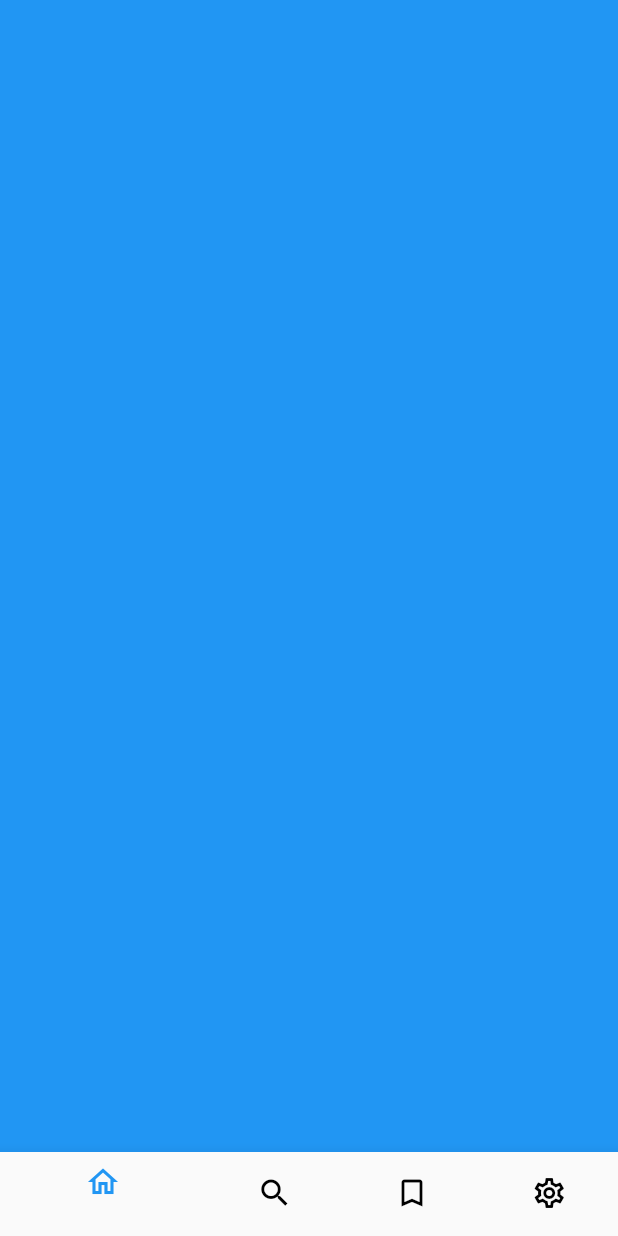
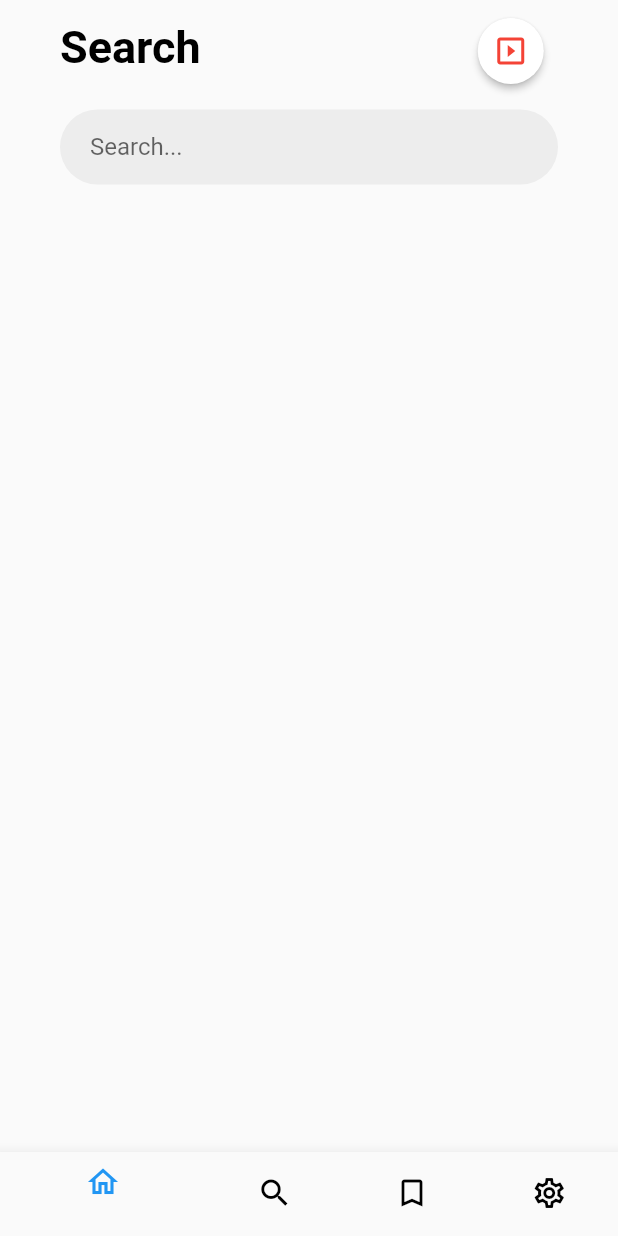
Before and after one commit to LeThienn/travel_app, a Flutter app: the screen it shows after launch, swiped to page 2, on a phone screen of 412 x 824 dp. Run offline on Flutter 3.47's test engine with Material 2 defaults, Android fonts, the phone set to English and light mode, and no system bars.

Commit message:
update widget search

```diff
--- a/lib/src/bottom_navigation.dart
+++ b/lib/src/bottom_navigation.dart
@@ -1,5 +1,6 @@
 import 'package:flutter/material.dart';
 import 'package:travel_app/src/page/profile.dart';
+import 'package:travel_app/src/page/search.dart';
 
 class HomeScreen extends StatefulWidget {
   const HomeScreen({Key? key}) : super(key: key);
@@ -23,34 +24,31 @@ class _HomeScreenState extends State<HomeScreen> {
   @override
   Widget build(BuildContext context) {
     return Scaffold(
-      // appBar: AppBar(
-      //   title: const Text('GFG'),
-      // ),
       body: PageView(
-
         controller: pageController,
         children: [
+          Container(),
           Container(
-            color: Colors.red,
+            child: Search(),
           ),
+          Container(),
           Container(
-            color: Colors.blue,
-          ),
-          Container(
-            color: Colors.amber,
-          ),
-          Container(
-            color: Colors.orange,
-            child: const PersonWidget(),
-          ),
+            child: Profile(),
+          )
         ],
       ),
       bottomNavigationBar: BottomNavigationBar(
           items: const <BottomNavigationBarItem>[
-            BottomNavigationBarItem(icon: Icon(Icons.home_outlined), label: '',),
-            BottomNavigationBarItem(icon: Icon(Icons.search_outlined), label: ''),
-            BottomNavigationBarItem(icon: Icon(Icons.bookmark_outline), label: ''),
-            BottomNavigationBarItem(icon: Icon(Icons.settings_outlined), label: '')
+            BottomNavigationBarItem(
+              icon: Icon(Icons.home_outlined),
+              label: '',
+            ),
+            BottomNavigationBarItem(
+                icon: Icon(Icons.search_outlined), label: ''),
+            BottomNavigationBarItem(
+                icon: Icon(Icons.bookmark_outline), label: ''),
+            BottomNavigationBarItem(
+                icon: Icon(Icons.settings_outlined), label: ''),
           ],
           currentIndex: _selectedIndex,
           selectedItemColor: Colors.blue,
--- a/lib/src/components/widget_profile/widget_image_profile.dart
+++ b/lib/src/components/widget_profile/widget_image_profile.dart
@@ -10,7 +10,7 @@ class ImageProfileWidget extends StatelessWidget {
       height: 120,
       decoration: const BoxDecoration(
           borderRadius: BorderRadius.all(Radius.circular(30.0)),
-          color: Colors.blue),
+          color: Colors.white),
     );
   }
 }
--- /dev/null
+++ b/lib/src/components/widget_search/widget_search.dart
@@ -0,0 +1,33 @@
+import 'package:flutter/material.dart';
+
+class SearchWidget extends StatefulWidget {
+  SearchWidget({Key? key}) : super(key: key);
+
+  @override
+  _SearchWidgetState createState() => _SearchWidgetState();
+}
+
+class _SearchWidgetState extends State<SearchWidget> {
+  @override
+  Widget build(BuildContext context) {
+    return Container(
+      width: double.infinity,
+      height: 50.0,
+      decoration: BoxDecoration(
+          color: const Color(0x55d2d2d2),
+          borderRadius: BorderRadius.circular(30.0) // circular dạng hình tròn
+          ),
+      child: Row(
+        children: const [
+          Expanded(
+              child: TextField(
+            decoration: InputDecoration(
+                hintText: "Search... ",
+                border: InputBorder.none, // mấy dòng nhập
+                contentPadding: EdgeInsets.only(left: 20.0)),
+          )), // expanded chia bố cục
+        ],
+      ),
+    );
+  }
+}
--- /dev/null
+++ b/lib/src/components/widget_search/widget_title_search.dart
@@ -0,0 +1,44 @@
+import 'package:flutter/material.dart';
+
+class SearchTextWidget extends StatelessWidget {
+  const SearchTextWidget({Key? key}) : super(key: key);
+
+  @override
+  Widget build(BuildContext context) {
+    return Row(
+      children: [
+        const Expanded(
+            flex: 3,
+            child: Padding(
+              padding: EdgeInsets.only(top: 5, left: 40),
+              child: Text(
+                "Search",
+                style: TextStyle(
+                    fontWeight: FontWeight.bold,
+                    color: Colors.black,
+                    fontSize: 30,
+                    fontStyle: FontStyle.normal,
+                    decoration: TextDecoration.none),
+              ),
+            )),
+        Expanded(
+            flex: 1,
+            child: Padding(
+              padding: const EdgeInsets.only(top: 10, right: 40),
+              child: ElevatedButton(
+                onPressed: () {},
+                child: const Icon(
+                  Icons.slideshow_outlined,
+                  color: Colors.red,
+                ),
+                style: ButtonStyle(
+                    shape: MaterialStateProperty.all(const CircleBorder()),
+                    padding:
+                        MaterialStateProperty.all(const EdgeInsets.all(10)),
+                    backgroundColor: MaterialStateProperty.all(Colors.white)),
+              ),
+            )),
+      ],
+    );
+  }
+}
--- a/lib/src/page/profile.dart
+++ b/lib/src/page/profile.dart
@@ -3,21 +3,19 @@ import 'package:travel_app/src/components/widget_profile/widget_address_profile.
 import 'package:travel_app/src/components/widget_profile/widget_image_profile.dart';
 import 'package:travel_app/src/components/widget_profile/widget_info_profile.dart';
 import 'package:travel_app/src/components/widget_profile/widget_name_profile.dart';
-import 'package:travel_app/src/components/widget_profile/widget_settings.dart';
+import 'package:travel_app/src/components/widget_profile/widget_title_settings.dart';
 
-class PersonWidget extends StatefulWidget {
-  const PersonWidget({Key? key}) : super(key: key);
+class Profile  extends StatefulWidget {
+  const Profile ({Key? key}) : super(key: key);
 
   @override
-  _PersonWidgetState createState() => _PersonWidgetState();
+  _ProfiletState createState() => _ProfiletState();
 }
 
-class _PersonWidgetState extends State<PersonWidget> {
+class _ProfiletState extends State<Profile> {
   @override
   Widget build(BuildContext context) {
-    return Scaffold(
-      backgroundColor: Colors.grey.shade100,
-      body: Column(
+    return Column(
       children: [
         Expanded(
             flex: 2,
@@ -81,13 +79,11 @@ class _PersonWidgetState extends State<PersonWidget> {
             decoration: const BoxDecoration(
               color: Colors.white,
               borderRadius: BorderRadius.only(
-                    topLeft: Radius.circular(50),
-                    topRight: Radius.circular(50)),
+                  topLeft: Radius.circular(50), topRight: Radius.circular(50)),
             ),
           ),
         )
       ],
-      ),
     );
   }
 }
--- /dev/null
+++ b/lib/src/page/search.dart
@@ -0,0 +1,43 @@
+import 'package:flutter/material.dart';
+import 'package:travel_app/src/components/widget_search/widget_search.dart';
+import 'package:travel_app/src/components/widget_search/widget_title_search.dart';
+
+class Search extends StatefulWidget {
+  const Search({Key? key}) : super(key: key);
+
+  @override
+  _SearchState createState() => _SearchState();
+}
+
+class _SearchState extends State<Search> {
+  @override
+  Widget build(BuildContext context) {
+    return Column(
+      children: [
+        Expanded(
+          flex: 2,
+          child: Column(
+            children: [
+              _buildSearchTitle(),
+              const SizedBox(
+                height: 15,
+              ),
+              Padding(
+                padding: const EdgeInsets.only(left: 40, right: 40),
+                child: _buildSearch(),
+              ),
+            ],
+          ),
+        )
+      ],
+    );
+  }
+}
+
+Widget _buildSearchTitle() {
+  return const SearchTextWidget();
+}
+
+Widget _buildSearch() {
+  return SearchWidget();
+}
```
Also changed, not shown: lib/src/components/widget_profile/widget_title_settings.dart (renamed from lib/src/components/widget_profile/widget_settings.dart). Lines whose indentation alone changed are shown as unchanged.
